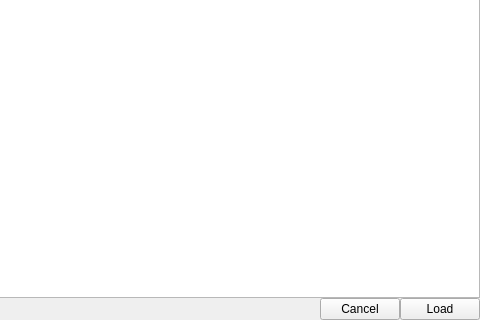
Above: Source/Applications/IMFViewer/Dialogs/UI_Files/LoadHDF5FileDialog.ui from BlueQuartzSoftware/IMFViewer before the change; both pictures show x 258 to 738 and y 319 to 639 of the 738 by 639 pixel window. Below: the same form after it.
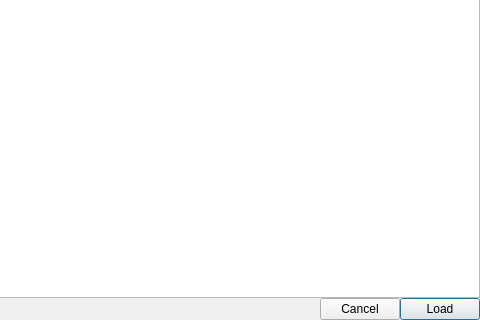
That is the form after the change.

Commit message: Changing default button from Cancel to Load in LoadHDF5FileDialog ui file.

What changed in the file:
```diff
--- a/Source/Applications/IMFViewer/Dialogs/UI_Files/LoadHDF5FileDialog.ui
+++ b/Source/Applications/IMFViewer/Dialogs/UI_Files/LoadHDF5FileDialog.ui
@@ -69,6 +69,9 @@
        <property name="text">
         <string>Load</string>
        </property>
+       <property name="default">
+        <bool>true</bool>
+       </property>
       </widget>
      </item>
     </layout>
```
Left out of the diff: 6 changed lines with no effect on the pictures.
